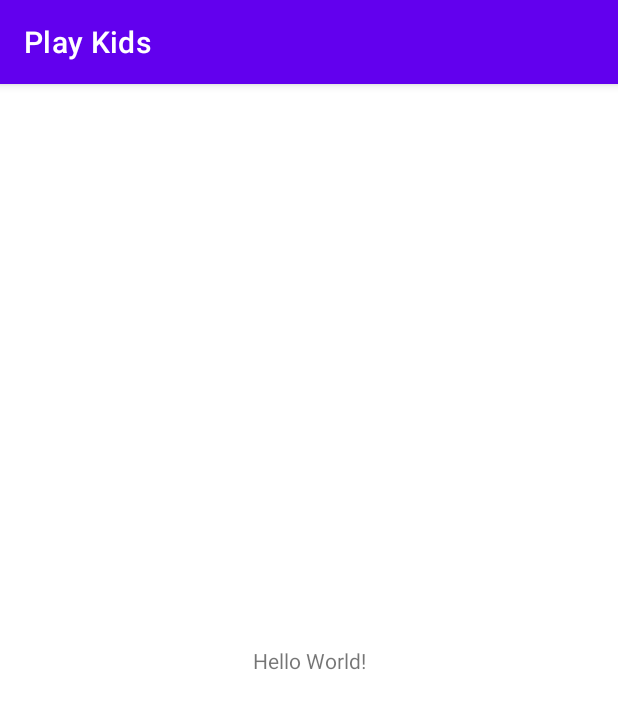
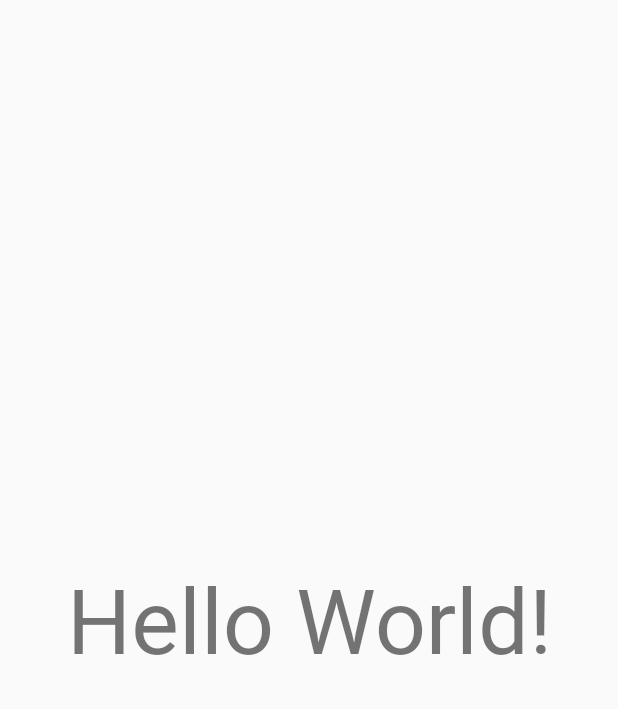
Before and after one commit to emangad99/Play_Kids, an Android app: the screen it shows after launch (MainActivity), on a phone screen of 412 x 824 dp. Shown: the top 709 px of the screen. Run offline under Robolectric (Android 15) with nearby library versions, the phone set to English and light mode, and no system bars.

Commit message:
init commit

```diff
--- a/app/src/main/res/layout/activity_main.xml
+++ b/app/src/main/res/layout/activity_main.xml
@@ -10,6 +10,8 @@
         android:layout_width="wrap_content"
         android:layout_height="wrap_content"
         android:text="Hello World!"
+        android:textSize="60dp"
+        android:fontFamily="@font/gummy_bears"
         app:layout_constraintBottom_toBottomOf="parent"
         app:layout_constraintEnd_toEndOf="parent"
         app:layout_constraintStart_toStartOf="parent"
--- a/app/src/main/res/values-night/themes.xml
+++ b/app/src/main/res/values-night/themes.xml
@@ -1,6 +1,6 @@
 <resources xmlns:tools="http://schemas.android.com/tools">
     <!-- Base application theme. -->
-    <style name="Theme.PlayKids" parent="Theme.MaterialComponents.DayNight.DarkActionBar">
+    <style name="Theme.PlayKids" parent="Theme.AppCompat.DayNight.NoActionBar">
         <!-- Primary brand color. -->
         <item name="colorPrimary">@color/purple_200</item>
         <item name="colorPrimaryVariant">@color/purple_700</item>
--- a/app/src/main/res/values/themes.xml
+++ b/app/src/main/res/values/themes.xml
@@ -1,6 +1,6 @@
 <resources xmlns:tools="http://schemas.android.com/tools">
     <!-- Base application theme. -->
-    <style name="Theme.PlayKids" parent="Theme.MaterialComponents.DayNight.DarkActionBar">
+    <style name="Theme.PlayKids" parent="Theme.AppCompat.DayNight.NoActionBar">
         <!-- Primary brand color. -->
         <item name="colorPrimary">@color/purple_500</item>
         <item name="colorPrimaryVariant">@color/purple_700</item>
```
Also changed, not shown: app/src/main/AndroidManifest.xml (+6 -3 lines), app/src/main/res/values/colors.xml (+17 -0 lines).
